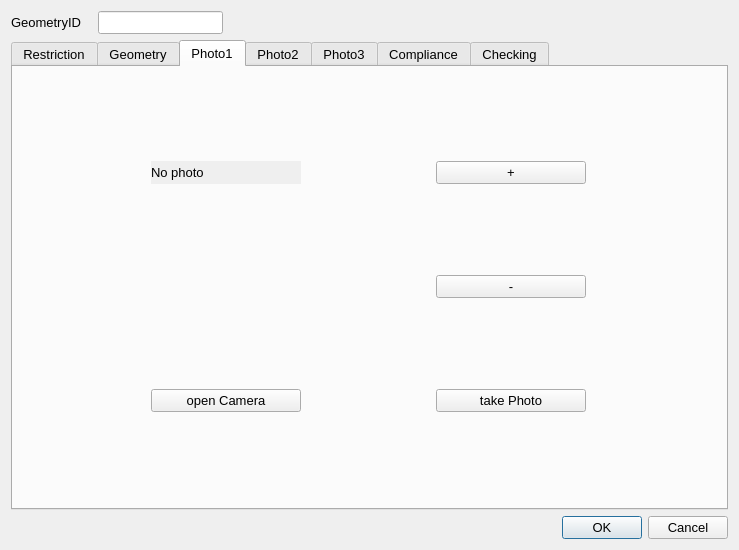
The window that ui/MovingTrafficSigns_200619.ui (tlh22/demandForm) describes before a commit, drawn with Qt 5.
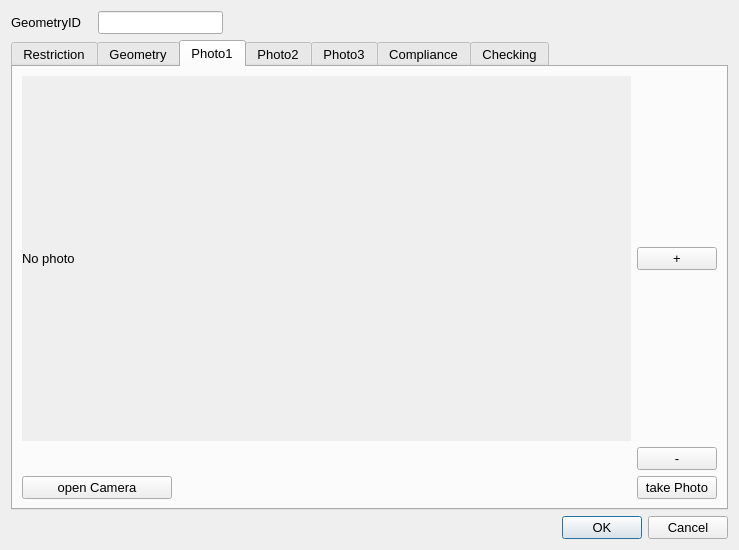
The same window after the commit. The open tabs and pages were chosen to show the change. Icons and pictures are not drawn. Custom widgets are drawn as their Qt base class.

```diff
--- a/ui/MovingTrafficSigns_200619.ui
+++ b/ui/MovingTrafficSigns_200619.ui
@@ -411,11 +411,17 @@
        <item row="0" column="0">
         <widget class="QLabel" name="Photo_Widget_01">
          <property name="sizePolicy">
-          <sizepolicy hsizetype="Fixed" vsizetype="Fixed">
+          <sizepolicy hsizetype="MinimumExpanding" vsizetype="MinimumExpanding">
            <horstretch>0</horstretch>
            <verstretch>0</verstretch>
           </sizepolicy>
          </property>
+         <property name="minimumSize">
+          <size>
+           <width>10</width>
+           <height>10</height>
+          </size>
+         </property>
          <property name="maximumSize">
           <size>
            <width>640</width>
@@ -712,6 +718,13 @@
    </item>
   </layout>
  </widget>
+ <customwidgets>
+  <customwidget>
+   <class>imageLabel</class>
+   <extends>QLabel</extends>
+   <header>imagelabel.h</header>
+  </customwidget>
+ </customwidgets>
  <resources/>
  <connections>
   <connection>
```
Left out of the diff: 2 changed lines with no effect on the pictures.
